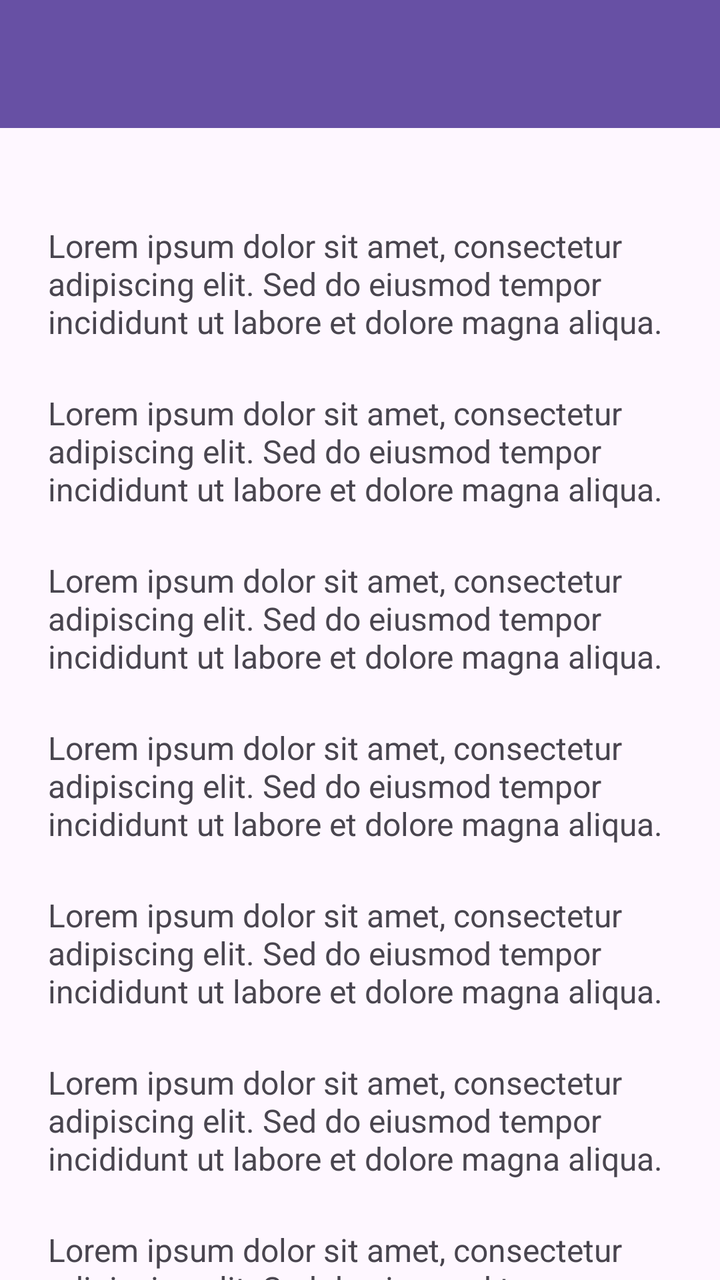
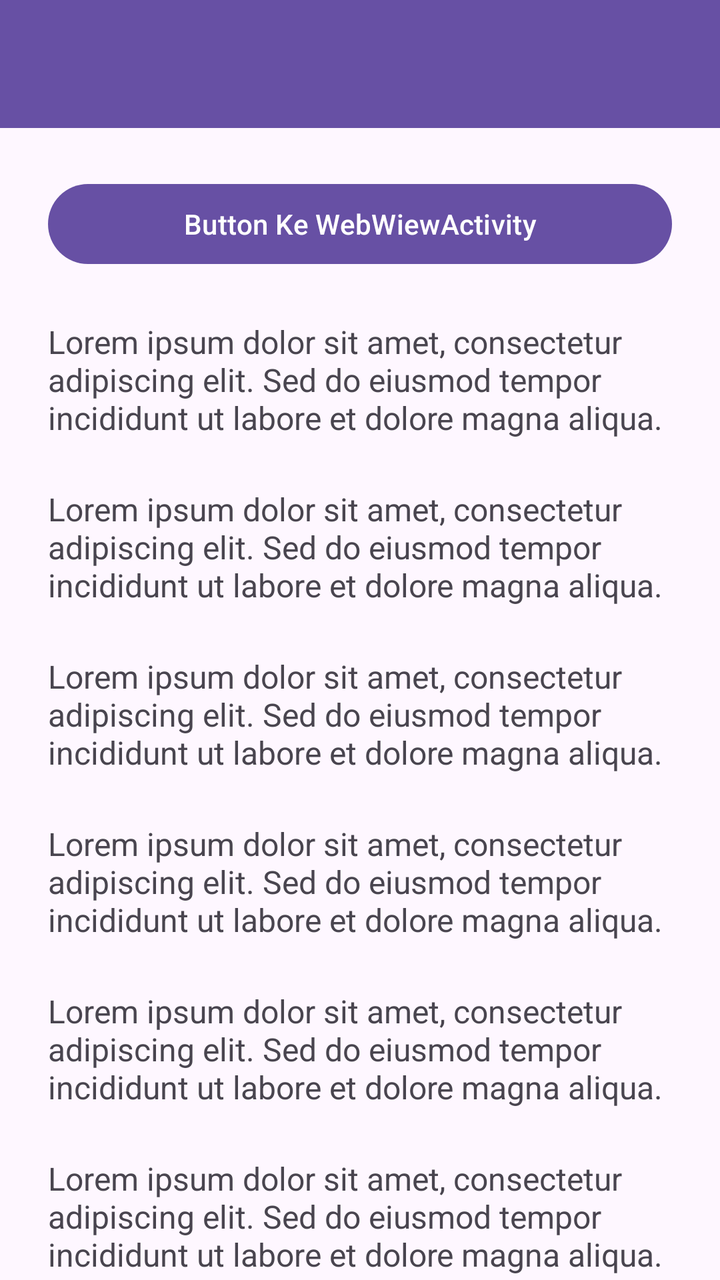

Compare the two renders of this Android layout. The source of the first and the diff that turns it into the second are given below.
<!-- AndroidManifest.xml: application theme Theme.IdoApps -->
<!-- res/layout/activity_fifth.xml -->
<?xml version="1.0" encoding="utf-8"?>
<androidx.coordinatorlayout.widget.CoordinatorLayout xmlns:android="http://schemas.android.com/apk/res/android"
    xmlns:app="http://schemas.android.com/apk/res-auto"
    xmlns:tools="http://schemas.android.com/tools"
    android:id="@+id/main"
    android:layout_width="match_parent"
    android:layout_height="match_parent"
    tools:context=".pertemuan_5.FifthActivity">

    <com.google.android.material.appbar.AppBarLayout
        android:id="@+id/appBarLayout"
        android:layout_width="match_parent"
        android:layout_height="wrap_content"
        android:theme="@style/ThemeOverlay.AppCompat.Dark.ActionBar">

        <androidx.appcompat.widget.Toolbar
        android:id="@+id/toolbar"
        android:layout_width="match_parent"
        android:layout_height="?attr/actionBarSize"
        android:background="?attr/colorPrimary"
        app:layout_constraintTop_toTopOf="parent"
        app:subtitleTextColor="@android:color/white"
        app:titleTextColor="@android:color/white"
        app:layout_scrollFlags="scroll|enterAlways"/>

    </com.google.android.material.appbar.AppBarLayout>

    
    <androidx.core.widget.NestedScrollView
        android:layout_width="match_parent"
        android:layout_height="match_parent"
        app:layout_behavior="@string/appbar_scrolling_view_behavior"
        android:padding="24dp"
        android:clipToPadding="false">

        <LinearLayout
            android:layout_width="match_parent"
            android:layout_height="wrap_content"
            android:orientation="vertical"
            android:gravity="center_horizontal">



            
            <TextView
                android:layout_width="match_parent"
                android:layout_height="wrap_content"
                android:text="Lorem ipsum dolor sit amet, consectetur adipiscing elit. Sed do eiusmod tempor incididunt ut labore et dolore magna aliqua. "
                android:textSize="16sp"
                android:layout_marginTop="24dp" />
            <TextView
                android:layout_width="match_parent"
                android:layout_height="wrap_content"
                android:text="Lorem ipsum dolor sit amet, consectetur adipiscing elit. Sed do eiusmod tempor incididunt ut labore et dolore magna aliqua. "
                android:textSize="16sp"
                android:layout_marginTop="24dp" />
            <TextView
                android:layout_width="match_parent"
                android:layout_height="wrap_content"
                android:text="Lorem ipsum dolor sit amet, consectetur adipiscing elit. Sed do eiusmod tempor incididunt ut labore et dolore magna aliqua. "
                android:textSize="16sp"
                android:layout_marginTop="24dp" />
            <TextView
                android:layout_width="match_parent"
                android:layout_height="wrap_content"
                android:text="Lorem ipsum dolor sit amet, consectetur adipiscing elit. Sed do eiusmod tempor incididunt ut labore et dolore magna aliqua. "
                android:textSize="16sp"
                android:layout_marginTop="24dp" />
            <TextView
                android:layout_width="match_parent"
                android:layout_height="wrap_content"
                android:text="Lorem ipsum dolor sit amet, consectetur adipiscing elit. Sed do eiusmod tempor incididunt ut labore et dolore magna aliqua. "
                android:textSize="16sp"
                android:layout_marginTop="24dp" />
            <TextView
                android:layout_width="match_parent"
                android:layout_height="wrap_content"
                android:text="Lorem ipsum dolor sit amet, consectetur adipiscing elit. Sed do eiusmod tempor incididunt ut labore et dolore magna aliqua. "
                android:textSize="16sp"
                android:layout_marginTop="24dp" />
            <TextView
                android:layout_width="match_parent"
                android:layout_height="wrap_content"
                android:text="Lorem ipsum dolor sit amet, consectetur adipiscing elit. Sed do eiusmod tempor incididunt ut labore et dolore magna aliqua. "
                android:textSize="16sp"
                android:layout_marginTop="24dp" />
            <TextView
                android:layout_width="match_parent"
                android:layout_height="wrap_content"
                android:text="Lorem ipsum dolor sit amet, consectetur adipiscing elit. Sed do eiusmod tempor incididunt ut labore et dolore magna aliqua. "
                android:textSize="16sp"
                android:layout_marginTop="24dp" />
            <TextView
                android:layout_width="match_parent"
                android:layout_height="wrap_content"
                android:text="Lorem ipsum dolor sit amet, consectetur adipiscing elit. Sed do eiusmod tempor incididunt ut labore et dolore magna aliqua. "
                android:textSize="16sp"
                android:layout_marginTop="24dp" />
            <TextView
                android:layout_width="match_parent"
                android:layout_height="wrap_content"
                android:text="Lorem ipsum dolor sit amet, consectetur adipiscing elit. Sed do eiusmod tempor incididunt ut labore et dolore magna aliqua. "
                android:textSize="16sp"
                android:layout_marginTop="24dp" />
            <TextView
                android:layout_width="match_parent"
                android:layout_height="wrap_content"
                android:text="Lorem ipsum dolor sit amet, consectetur adipiscing elit. Sed do eiusmod tempor incididunt ut labore et dolore magna aliqua. "
                android:textSize="16sp"
                android:layout_marginTop="24dp" />
            <TextView
                android:layout_width="match_parent"
                android:layout_height="wrap_content"
                android:text="Lorem ipsum dolor sit amet, consectetur adipiscing elit. Sed do eiusmod tempor incididunt ut labore et dolore magna aliqua. "
                android:textSize="16sp"
                android:layout_marginTop="24dp" />
            <TextView
                android:layout_width="match_parent"
                android:layout_height="wrap_content"
                android:text="Lorem ipsum dolor sit amet, consectetur adipiscing elit. Sed do eiusmod tempor incididunt ut labore et dolore magna aliqua. "
                android:textSize="16sp"
                android:layout_marginTop="24dp" />
            <TextView
                android:layout_width="match_parent"
                android:layout_height="wrap_content"
                android:text="Lorem ipsum dolor sit amet, consectetur adipiscing elit. Sed do eiusmod tempor incididunt ut labore et dolore magna aliqua. "
                android:textSize="16sp"
                android:layout_marginTop="24dp" />
            <TextView
                android:layout_width="match_parent"
                android:layout_height="wrap_content"
                android:text="Lorem ipsum dolor sit amet, consectetur adipiscing elit. Sed do eiusmod tempor incididunt ut labore et dolore magna aliqua. "
                android:textSize="16sp"
                android:layout_marginTop="24dp" />
            <TextView
                android:layout_width="match_parent"
                android:layout_height="wrap_content"
                android:text="Lorem ipsum dolor sit amet, consectetur adipiscing elit. Sed do eiusmod tempor incididunt ut labore et dolore magna aliqua. "
                android:textSize="16sp"
                android:layout_marginTop="24dp" />
            <TextView
                android:layout_width="match_parent"
                android:layout_height="wrap_content"
                android:text="Lorem ipsum dolor sit amet, consectetur adipiscing elit. Sed do eiusmod tempor incididunt ut labore et dolore magna aliqua. "
                android:textSize="16sp"
                android:layout_marginTop="24dp" />
        </LinearLayout>
    </androidx.core.widget.NestedScrollView>


</androidx.coordinatorlayout.widget.CoordinatorLayout>
<!-- resources referenced by this layout -->
<resources>
  <style name="Theme.IdoApps" parent="Base.Theme.IdoApps" />
  <style name="Base.Theme.IdoApps" parent="Theme.Material3.DayNight.NoActionBar">
          
          
      </style>
</resources>

<!-- the commit's change to res/layout/activity_fifth.xml (unified diff, before → after) -->
@@ -42,6 +42,56 @@
 
 
             
+            <Button
+                android:id="@+id/btnWebView"
+                android:layout_width="match_parent"
+                android:layout_height="wrap_content"
+                android:text="Button Ke WebWiewActivity" />
+
+            <TextView
+                android:layout_width="match_parent"
+                android:layout_height="wrap_content"
+                android:text="Lorem ipsum dolor sit amet, consectetur adipiscing elit. Sed do eiusmod tempor incididunt ut labore et dolore magna aliqua. "
+                android:textSize="16sp"
+                android:layout_marginTop="24dp" />
+            <TextView
+                android:layout_width="match_parent"
+                android:layout_height="wrap_content"
+                android:text="Lorem ipsum dolor sit amet, consectetur adipiscing elit. Sed do eiusmod tempor incididunt ut labore et dolore magna aliqua. "
+                android:textSize="16sp"
+                android:layout_marginTop="24dp" />
+            <TextView
+                android:layout_width="match_parent"
+                android:layout_height="wrap_content"
+                android:text="Lorem ipsum dolor sit amet, consectetur adipiscing elit. Sed do eiusmod tempor incididunt ut labore et dolore magna aliqua. "
+                android:textSize="16sp"
+                android:layout_marginTop="24dp" />
+            <TextView
+                android:layout_width="match_parent"
+                android:layout_height="wrap_content"
+                android:text="Lorem ipsum dolor sit amet, consectetur adipiscing elit. Sed do eiusmod tempor incididunt ut labore et dolore magna aliqua. "
+                android:textSize="16sp"
+                android:layout_marginTop="24dp" />
+
+            <TextView
+                android:layout_width="match_parent"
+                android:layout_height="wrap_content"
+                android:text="Lorem ipsum dolor sit amet, consectetur adipiscing elit. Sed do eiusmod tempor incididunt ut labore et dolore magna aliqua. "
+                android:textSize="16sp"
+                android:layout_marginTop="24dp" />
+            <TextView
+                android:layout_width="match_parent"
+                android:layout_height="wrap_content"
+                android:text="Lorem ipsum dolor sit amet, consectetur adipiscing elit. Sed do eiusmod tempor incididunt ut labore et dolore magna aliqua. "
+                android:textSize="16sp"
+                android:layout_marginTop="24dp" />
+            <TextView
+                android:layout_width="match_parent"
+                android:layout_height="wrap_content"
+                android:text="Lorem ipsum dolor sit amet, consectetur adipiscing elit. Sed do eiusmod tempor incididunt ut labore et dolore magna aliqua. "
+                android:textSize="16sp"
+                android:layout_marginTop="24dp" />
+
             <TextView
                 android:layout_width="match_parent"
                 android:layout_height="wrap_content"
@@ -102,48 +152,8 @@
                 android:text="Lorem ipsum dolor sit amet, consectetur adipiscing elit. Sed do eiusmod tempor incididunt ut labore et dolore magna aliqua. "
                 android:textSize="16sp"
                 android:layout_marginTop="24dp" />
-            <TextView
-                android:layout_width="match_parent"
-                android:layout_height="wrap_content"
-                android:text="Lorem ipsum dolor sit amet, consectetur adipiscing elit. Sed do eiusmod tempor incididunt ut labore et dolore magna aliqua. "
-                android:textSize="16sp"
-                android:layout_marginTop="24dp" />
-            <TextView
-                android:layout_width="match_parent"
-                android:layout_height="wrap_content"
-                android:text="Lorem ipsum dolor sit amet, consectetur adipiscing elit. Sed do eiusmod tempor incididunt ut labore et dolore magna aliqua. "
-                android:textSize="16sp"
-                android:layout_marginTop="24dp" />
-            <TextView
-                android:layout_width="match_parent"
-                android:layout_height="wrap_content"
-                android:text="Lorem ipsum dolor sit amet, consectetur adipiscing elit. Sed do eiusmod tempor incididunt ut labore et dolore magna aliqua. "
-                android:textSize="16sp"
-                android:layout_marginTop="24dp" />
-            <TextView
-                android:layout_width="match_parent"
-                android:layout_height="wrap_content"
-                android:text="Lorem ipsum dolor sit amet, consectetur adipiscing elit. Sed do eiusmod tempor incididunt ut labore et dolore magna aliqua. "
-                android:textSize="16sp"
-                android:layout_marginTop="24dp" />
-            <TextView
-                android:layout_width="match_parent"
-                android:layout_height="wrap_content"
-                android:text="Lorem ipsum dolor sit amet, consectetur adipiscing elit. Sed do eiusmod tempor incididunt ut labore et dolore magna aliqua. "
-                android:textSize="16sp"
-                android:layout_marginTop="24dp" />
-            <TextView
-                android:layout_width="match_parent"
-                android:layout_height="wrap_content"
-                android:text="Lorem ipsum dolor sit amet, consectetur adipiscing elit. Sed do eiusmod tempor incididunt ut labore et dolore magna aliqua. "
-                android:textSize="16sp"
-                android:layout_marginTop="24dp" />
-            <TextView
-                android:layout_width="match_parent"
-                android:layout_height="wrap_content"
-                android:text="Lorem ipsum dolor sit amet, consectetur adipiscing elit. Sed do eiusmod tempor incididunt ut labore et dolore magna aliqua. "
-                android:textSize="16sp"
-                android:layout_marginTop="24dp" />
+
+
         </LinearLayout>
     </androidx.core.widget.NestedScrollView>
 
